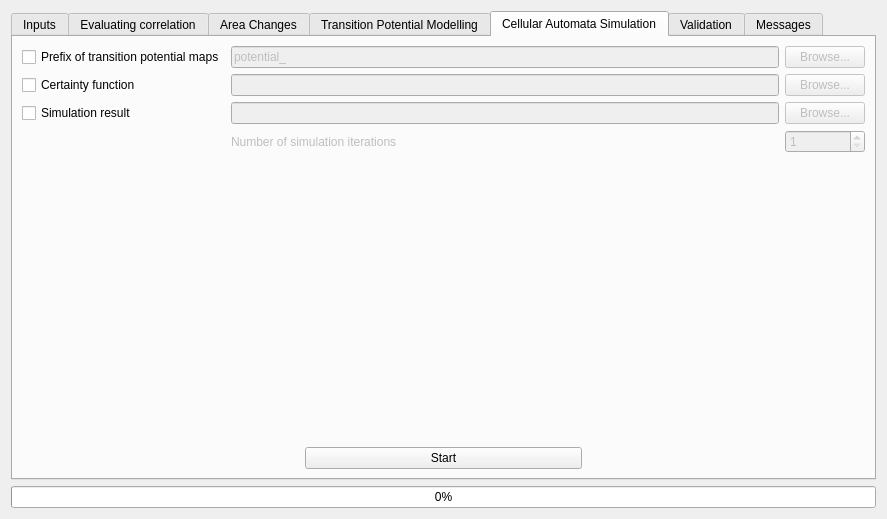
Before: the Qt Designer form src/molusce/ui/moluscedialogbase.ui in nextgis/qgis_molusce, drawn with Qt 5.
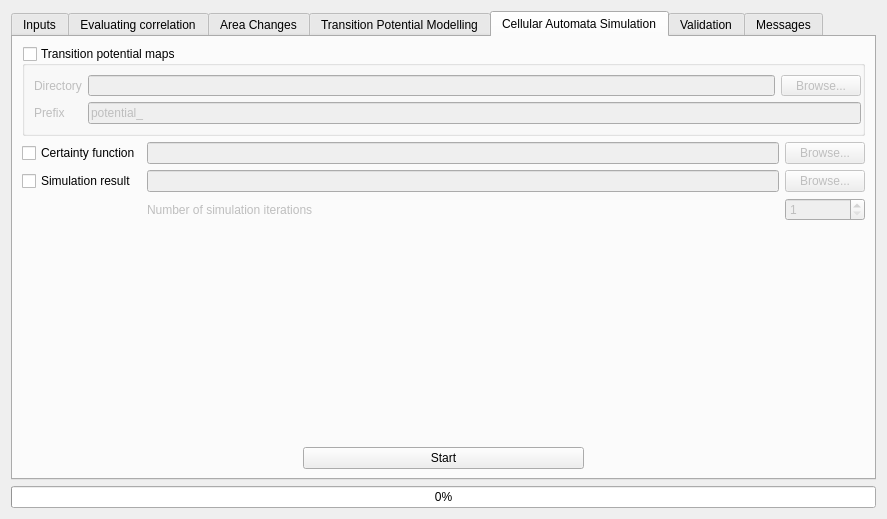
After: the same form once the commit is applied. The open tabs and pages were chosen to show the change. Custom widgets are drawn as their Qt base class.

The edit to the form file:
```diff
--- a/src/molusce/ui/moluscedialogbase.ui
+++ b/src/molusce/ui/moluscedialogbase.ui
@@ -20,7 +20,7 @@
       <bool>true</bool>
      </property>
      <property name="currentIndex">
-      <number>5</number>
+      <number>4</number>
      </property>
      <widget class="QWidget" name="tabInputs">
       <attribute name="title">
@@ -388,8 +388,92 @@
       <attribute name="title">
        <string>Cellular Automata Simulation</string>
       </attribute>
-      <layout class="QGridLayout" name="gridLayout_5">
-       <item row="0" column="0" colspan="3">
+      <layout class="QVBoxLayout" name="verticalLayout">
+       <item>
+        <widget class="QGroupBox" name="chkTransitionPotentials">
+         <property name="minimumSize">
+          <size>
+           <width>0</width>
+           <height>50</height>
+          </size>
+         </property>
+         <property name="title">
+          <string>Transition potential maps</string>
+         </property>
+         <property name="flat">
+          <bool>false</bool>
+         </property>
+         <property name="checkable">
+          <bool>true</bool>
+         </property>
+         <property name="checked">
+          <bool>false</bool>
+         </property>
+         <layout class="QFormLayout" name="formLayout">
+          <property name="leftMargin">
+           <number>9</number>
+          </property>
+          <property name="topMargin">
+           <number>9</number>
+          </property>
+          <property name="rightMargin">
+           <number>1</number>
+          </property>
+          <property name="bottomMargin">
+           <number>9</number>
+          </property>
+          <item row="0" column="0">
+           <widget class="QLabel" name="label_14">
+            <property name="text">
+             <string>Directory</string>
+            </property>
+           </widget>
+          </item>
+          <item row="1" column="0">
+           <widget class="QLabel" name="label_15">
+            <property name="text">
+             <string>Prefix</string>
+            </property>
+           </widget>
+          </item>
+          <item row="1" column="1">
+           <widget class="QLineEdit" name="leTransitionPotentialPrefix">
+            <property name="text">
+             <string>potential_</string>
+            </property>
+           </widget>
+          </item>
+          <item row="0" column="1">
+           <layout class="QHBoxLayout" name="horizontalLayout_2">
+            <item>
+             <widget class="QLineEdit" name="leTransitionPotentialDirectory">
+              <property name="enabled">
+               <bool>false</bool>
+              </property>
+              <property name="text">
+               <string/>
+              </property>
+              <property name="readOnly">
+               <bool>true</bool>
+              </property>
+             </widget>
+            </item>
+            <item>
+             <widget class="QPushButton" name="btnSelectTransitionPrefix">
+              <property name="enabled">
+               <bool>false</bool>
+              </property>
+              <property name="text">
+               <string>Browse...</string>
+              </property>
+             </widget>
+            </item>
+           </layout>
+          </item>
+         </layout>
+        </widget>
+       </item>
+       <item>
         <layout class="QGridLayout" name="gridLayout_4">
          <item row="1" column="2">
           <widget class="QPushButton" name="btnSelectRiskFunction">
@@ -401,13 +485,6 @@
            </property>
           </widget>
          </item>
-         <item row="1" column="0">
-          <widget class="QCheckBox" name="chkRiskFunction">
-           <property name="text">
-            <string>Certainty function</string>
-           </property>
-          </widget>
-         </item>
          <item row="1" column="1">
           <widget class="QLineEdit" name="leRiskFunctionPath">
            <property name="enabled">
@@ -415,6 +492,45 @@
            </property>
           </widget>
          </item>
+         <item row="4" column="2">
+          <widget class="QSpinBox" name="spnIterations">
+           <property name="enabled">
+            <bool>false</bool>
+           </property>
+           <property name="sizePolicy">
+            <sizepolicy hsizetype="Preferred" vsizetype="Fixed">
+             <horstretch>0</horstretch>
+             <verstretch>0</verstretch>
+            </sizepolicy>
+           </property>
+           <property name="minimum">
+            <number>1</number>
+           </property>
+           <property name="maximum">
+            <number>100</number>
+           </property>
+           <property name="value">
+            <number>1</number>
+           </property>
+          </widget>
+         </item>
+         <item row="4" column="1">
+          <widget class="QLabel" name="lblIterations">
+           <property name="enabled">
+            <bool>false</bool>
+           </property>
+           <property name="text">
+            <string>Number of simulation iterations</string>
+           </property>
+          </widget>
+         </item>
+         <item row="2" column="1">
+          <widget class="QLineEdit" name="leMonteCarloPath">
+           <property name="enabled">
+            <bool>false</bool>
+           </property>
+          </widget>
+         </item>
          <item row="2" column="0">
           <widget class="QCheckBox" name="chkMonteCarlo">
            <property name="text">
@@ -425,13 +541,6 @@
            </property>
           </widget>
          </item>
-         <item row="2" column="1">
-          <widget class="QLineEdit" name="leMonteCarloPath">
-           <property name="enabled">
-            <bool>false</bool>
-           </property>
-          </widget>
-         </item>
          <item row="2" column="2">
           <widget class="QPushButton" name="btnSelectMonteCarlo">
            <property name="enabled">
@@ -442,89 +551,73 @@
            </property>
           </widget>
          </item>
-         <item row="3" column="1">
-          <widget class="QLabel" name="lblIterations">
-           <property name="enabled">
-            <bool>false</bool>
-           </property>
+         <item row="1" column="0">
+          <widget class="QCheckBox" name="chkRiskFunction">
            <property name="text">
-            <string>Number of simulation iterations</string>
-           </property>
-          </widget>
-         </item>
-         <item row="3" column="2">
-          <widget class="QSpinBox" name="spnIterations">
-           <property name="enabled">
-            <bool>false</bool>
-           </property>
-           <property name="sizePolicy">
-            <sizepolicy hsizetype="Preferred" vsizetype="Fixed">
-             <horstretch>0</horstretch>
-             <verstretch>0</verstretch>
-            </sizepolicy>
-           </property>
-           <property name="minimum">
-            <number>1</number>
-           </property>
-           <property name="maximum">
-            <number>100</number>
-           </property>
-           <property name="value">
-            <number>1</number>
-           </property>
-          </widget>
-         </item>
-         <item row="0" column="0">
-          <widget class="QCheckBox" name="chkTransitionPotentials">
-           <property name="text">
-            <string>Prefix of transition potential maps</string>
-           </property>
-           <property name="checked">
-            <bool>false</bool>
-           </property>
-          </widget>
-         </item>
-         <item row="0" column="1">
-          <widget class="QLineEdit" name="leTransitionPotentialPrefix">
-           <property name="enabled">
-            <bool>false</bool>
-           </property>
-           <property name="text">
-            <string>potential_</string>
-           </property>
-          </widget>
-         </item>
-         <item row="0" column="2">
-          <widget class="QPushButton" name="btnSelectTransitionPrefix">
-           <property name="enabled">
-            <bool>false</bool>
-           </property>
-           <property name="text">
-            <string>Browse...</string>
+            <string>Certainty function</string>
            </property>
           </widget>
          </item>
         </layout>
        </item>
-       <item row="1" column="0">
+       <item>
         <spacer name="verticalSpacer_2">
          <property name="orientation">
           <enum>Qt::Vertical</enum>
          </property>
          <property name="sizeHint" stdset="0">
           <size>
-           <width>20</width>
-           <height>94</height>
+           <width>842</width>
+           <height>221</height>
           </size>
          </property>
         </spacer>
        </item>
-       <item row="2" column="1">
-        <widget class="QPushButton" name="btnStartSimulation">
-         <property name="text">
-          <string>Start</string>
+       <item>
+        <layout class="QHBoxLayout" name="horizontalLayout_3">
+         <property name="sizeConstraint">
+          <enum>QLayout::SetDefaultConstraint</enum>
          </property>
-        </widget>
+         <item>
+          <spacer name="horizontalSpacer_3">
+           <property name="orientation">
+            <enum>Qt::Horizontal</enum>
+           </property>
+           <property name="sizeHint" stdset="0">
+            <size>
+             <width>40</width>
+             <height>20</height>
+            </size>
+           </property>
+          </spacer>
+         </item>
+         <item>
+          <widget class="QPushButton" name="btnStartSimulation">
+           <property name="sizePolicy">
+            <sizepolicy hsizetype="MinimumExpanding" vsizetype="Fixed">
+             <horstretch>0</horstretch>
+             <verstretch>0</verstretch>
+            </sizepolicy>
+           </property>
+           <property name="text">
+            <string>Start</string>
+           </property>
+          </widget>
+         </item>
+         <item>
+          <spacer name="horizontalSpacer_4">
+           <property name="orientation">
+            <enum>Qt::Horizontal</enum>
+           </property>
+           <property name="sizeHint" stdset="0">
+            <size>
+             <width>40</width>
+             <height>20</height>
+            </size>
+           </property>
+          </spacer>
+         </item>
+        </layout>
        </item>
       </layout>
      </widget>
@@ -770,7 +863,7 @@
      </widget>
     </widget>
    </item>
-   <item row="1" column="0" colspan="2">
+   <item row="4" column="0" colspan="2">
     <widget class="QProgressBar" name="progressBar">
      <property name="enabled">
       <bool>true</bool>
```
